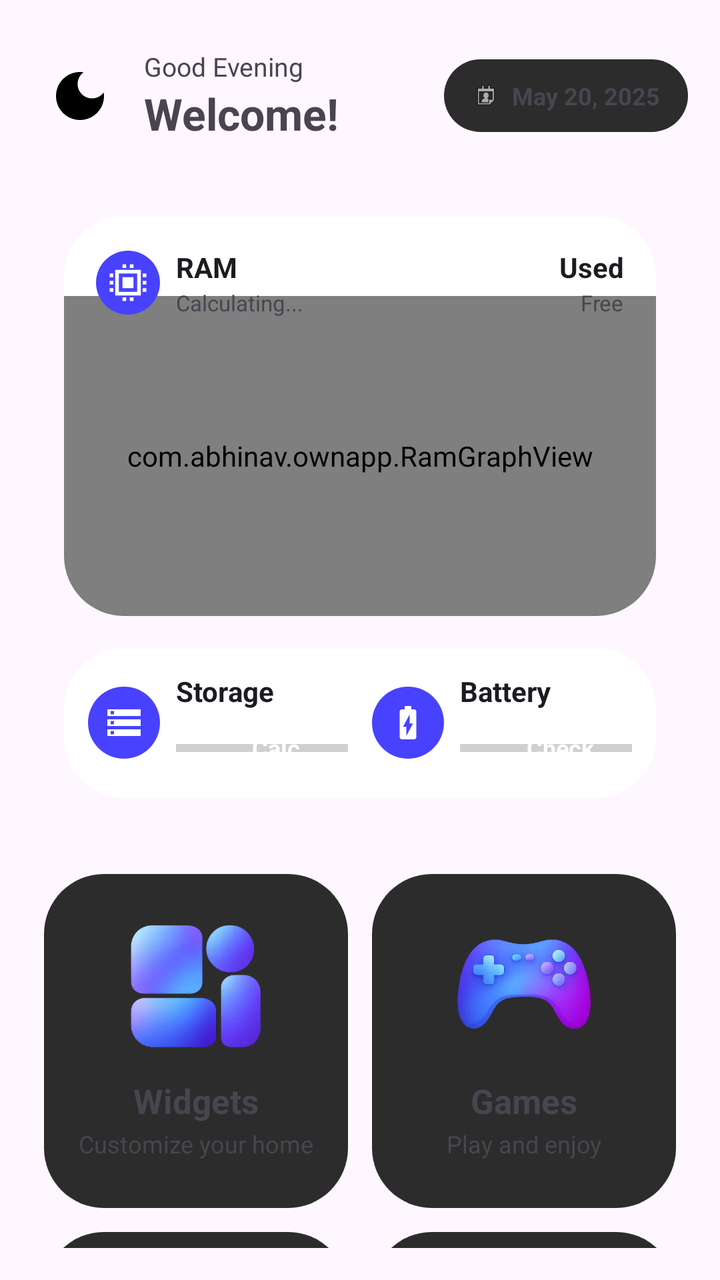
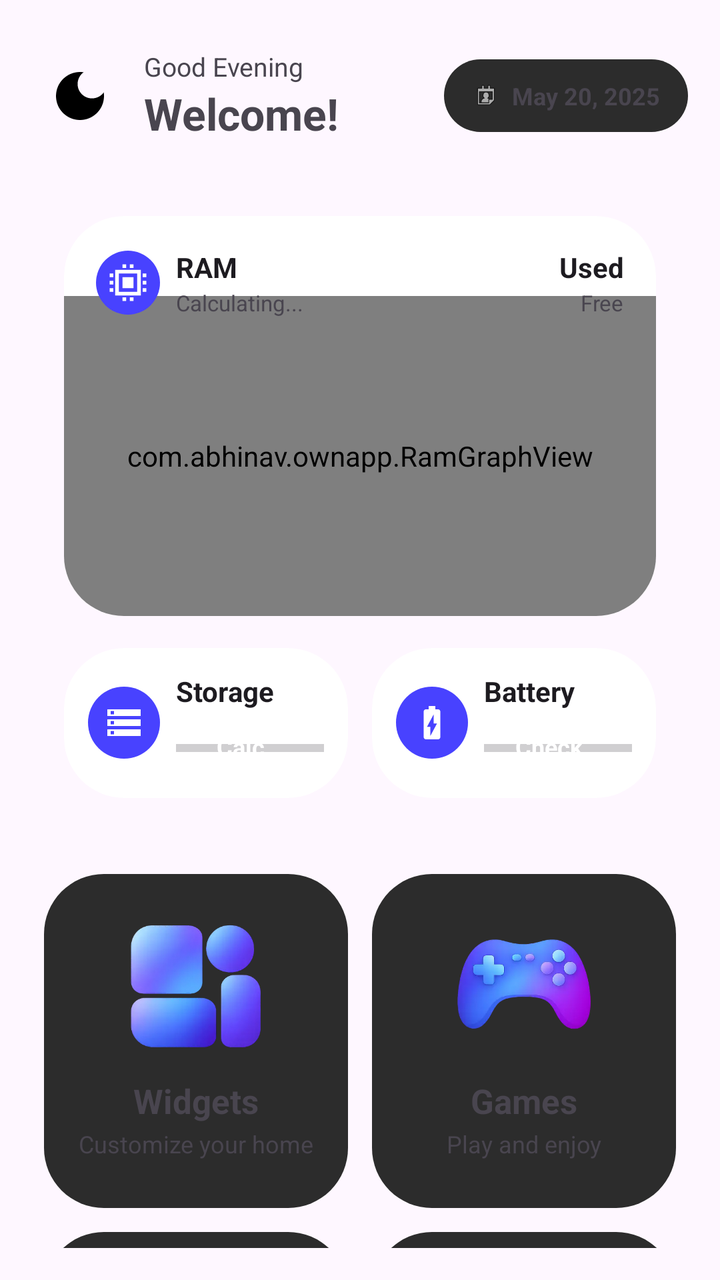

Before-and-after screenshots of an Android layout around one commit, followed by the original layout XML and the change that was made.
<!-- AndroidManifest.xml: application theme Theme.OwnPhotoONWall -->
<!-- res/layout/activity_main.xml -->
<?xml version="1.0" encoding="utf-8"?>
<RelativeLayout xmlns:android="http://schemas.android.com/apk/res/android"
    xmlns:app="http://schemas.android.com/apk/res-auto"
    xmlns:tools="http://schemas.android.com/tools"
    android:id="@+id/main_root"
    android:layout_width="match_parent"
    android:layout_height="match_parent"
    android:padding="16dp"
    android:fitsSystemWindows="true">

    
    <LinearLayout
        android:id="@+id/header_layout"
        android:layout_width="match_parent"
        android:layout_height="wrap_content"
        android:orientation="horizontal"
        android:gravity="center_vertical"
        android:layout_alignParentTop="true"
        android:layout_marginTop="8dp">

        <ImageButton
            android:id="@+id/btn_app_theme_toggle"
            android:layout_width="48dp"
            android:layout_height="48dp"
            android:background="?android:attr/selectableItemBackgroundBorderless"
            android:contentDescription="@string/theme_toggle_desc"
            android:src="@drawable/ic_moon"
            android:scaleType="fitCenter"
            android:padding="8dp"
            tools:ignore="ImageContrastCheck" />

        <LinearLayout
            android:layout_width="0dp"
            android:layout_height="wrap_content"
            android:layout_weight="1"
            android:layout_marginStart="8dp"
            android:layout_marginEnd="8dp"
            android:orientation="vertical">

            
            <TextView
                android:id="@+id/tvGreeting"
                android:layout_width="match_parent"
                android:layout_height="wrap_content"
                android:text="Good Evening"
                android:textSize="13sp"
                android:maxLines="1"
                app:autoSizeTextType="uniform"
                app:autoSizeMinTextSize="10sp"
                app:autoSizeMaxTextSize="13sp" />

            <TextView
                android:id="@+id/tvWelcome"
                android:layout_width="match_parent"
                android:layout_height="wrap_content"
                android:text="Welcome!"
                android:textSize="22sp"
                android:textStyle="bold"
                android:maxLines="1"
                app:autoSizeTextType="uniform"
                app:autoSizeMinTextSize="14sp"
                app:autoSizeMaxTextSize="22sp" />
        </LinearLayout>

        <LinearLayout
            android:id="@+id/date_pill"
            android:layout_width="wrap_content"
            android:layout_height="wrap_content"
            android:background="@drawable/modern_button"
            android:orientation="horizontal"
            android:paddingHorizontal="14dp"
            android:paddingVertical="10dp"
            android:gravity="center_vertical">

            <ImageView
                android:id="@+id/ivCalendar"
                android:layout_width="14dp"
                android:layout_height="14dp"
                android:src="@android:drawable/ic_menu_my_calendar"
                android:layout_marginEnd="6dp" />

            <TextView
                android:id="@+id/tvDate"
                android:layout_width="wrap_content"
                android:layout_height="wrap_content"
                android:text="May 20, 2025"
                android:textSize="12sp"
                android:textStyle="bold"
                android:maxLines="1" />
        </LinearLayout>
    </LinearLayout>

    
    <LinearLayout
        android:id="@+id/dashboard_container"
        android:layout_width="match_parent"
        android:layout_height="wrap_content"
        android:layout_below="@id/header_layout"
        android:layout_marginTop="20dp"
        android:layout_marginBottom="16dp"
        android:gravity="top"
        android:orientation="vertical">

        <include layout="@layout/layout_device_dashboard" />

    </LinearLayout>

    
    <ScrollView
        android:id="@+id/grid_scroll_view"
        android:layout_width="match_parent"
        android:layout_height="match_parent"
        android:layout_below="@id/dashboard_container"
        android:clipToPadding="false"
        android:scrollbars="none"
        android:fillViewport="true">

        <LinearLayout
            android:layout_width="match_parent"
            android:layout_height="wrap_content"
            android:orientation="vertical">

            
            <Space
                android:layout_width="match_parent"
                android:layout_height="0dp"
                android:layout_weight="1" />

            
            <GridLayout
                android:layout_width="match_parent"
                android:layout_height="wrap_content"
                android:columnCount="2"
                android:alignmentMode="alignMargins">

                
                <LinearLayout
                    android:id="@+id/btnPlaceWidget"
                    android:layout_width="0dp"
                    android:layout_height="wrap_content"
                    android:layout_columnWeight="1"
                    android:layout_gravity="fill"
                    android:orientation="vertical"
                    android:background="@drawable/modern_button"
                    android:layout_margin="6dp"
                    android:clickable="true"
                    android:focusable="true"
                    android:paddingTop="16dp"
                    android:paddingBottom="24dp"
                    android:gravity="center">

                    <ImageView
                        android:id="@+id/ivWidgetIcon"
                        android:layout_width="match_parent"
                        android:layout_height="80dp"
                        android:scaleType="fitCenter"
                        android:padding="6dp"
                        android:layout_marginBottom="6dp"
                        android:src="@drawable/icon_main_widgets" />

                    
                    <TextView
                        android:id="@+id/tvWidgetText"
                        android:layout_width="match_parent"
                        android:layout_height="wrap_content"
                        android:text="Widgets"
                        android:textSize="17sp"
                        android:textStyle="bold"
                        android:gravity="center"
                        android:maxLines="1"
                        app:autoSizeTextType="uniform"
                        app:autoSizeMinTextSize="12sp"
                        app:autoSizeMaxTextSize="17sp" />
                    <TextView
                        android:id="@+id/tvWidgetSub"
                        android:layout_width="match_parent"
                        android:layout_height="wrap_content"
                        android:text="Customize your home"
                        android:textSize="12sp"
                        android:gravity="center"
                        android:layout_marginTop="2dp"
                        android:maxLines="2"
                        app:autoSizeTextType="uniform"
                        app:autoSizeMinTextSize="9sp"
                        app:autoSizeMaxTextSize="12sp" />
                </LinearLayout>

                
                <LinearLayout
                    android:id="@+id/btnGames"
                    android:layout_width="0dp"
                    android:layout_height="wrap_content"
                    android:layout_columnWeight="1"
                    android:layout_gravity="fill"
                    android:orientation="vertical"
                    android:background="@drawable/modern_button"
                    android:layout_margin="6dp"
                    android:clickable="true"
                    android:focusable="true"
                    android:paddingTop="16dp"
                    android:paddingBottom="24dp"
                    android:gravity="center"
                    android:transitionName="shared_games_container">

                    <ImageView
                        android:id="@+id/ivGamesIcon"
                        android:layout_width="match_parent"
                        android:layout_height="80dp"
                        android:scaleType="fitCenter"
                        android:padding="6dp"
                        android:layout_marginBottom="6dp"
                        android:src="@drawable/icon_main_games" />

                    
                    <TextView
                        android:id="@+id/tvGamesText"
                        android:layout_width="match_parent"
                        android:layout_height="wrap_content"
                        android:text="Games"
                        android:textSize="17sp"
                        android:textStyle="bold"
                        android:gravity="center"
                        android:maxLines="1"
                        app:autoSizeTextType="uniform"
                        app:autoSizeMinTextSize="12sp"
                        app:autoSizeMaxTextSize="17sp" />
                    <TextView
                        android:id="@+id/tvGamesSub"
                        android:layout_width="match_parent"
                        android:layout_height="wrap_content"
                        android:text="Play and enjoy"
                        android:textSize="12sp"
                        android:gravity="center"
                        android:layout_marginTop="2dp"
                        android:maxLines="2"
                        app:autoSizeTextType="uniform"
                        app:autoSizeMinTextSize="9sp"
                        app:autoSizeMaxTextSize="12sp" />
                </LinearLayout>

                
                <LinearLayout
                    android:id="@+id/btnTools"
                    android:layout_width="0dp"
                    android:layout_height="wrap_content"
                    android:layout_columnWeight="1"
                    android:layout_gravity="fill"
                    android:orientation="vertical"
                    android:background="@drawable/modern_button"
                    android:layout_margin="6dp"
                    android:clickable="true"
                    android:focusable="true"
                    android:paddingTop="16dp"
                    android:paddingBottom="24dp"
                    android:gravity="center">

                    <ImageView
                        android:id="@+id/ivToolsIcon"
                        android:layout_width="match_parent"
                        android:layout_height="80dp"
                        android:scaleType="fitCenter"
                        android:padding="6dp"
                        android:layout_marginBottom="6dp"
                        android:src="@drawable/icon_main_tools" />

                    
                    <TextView
                        android:id="@+id/tvToolsText"
                        android:layout_width="match_parent"
                        android:layout_height="wrap_content"
                        android:text="Tools"
                        android:textSize="17sp"
                        android:textStyle="bold"
                        android:gravity="center"
                        android:maxLines="1"
                        app:autoSizeTextType="uniform"
                        app:autoSizeMinTextSize="12sp"
                        app:autoSizeMaxTextSize="17sp" />
                    <TextView
                        android:id="@+id/tvToolsSub"
                        android:layout_width="match_parent"
                        android:layout_height="wrap_content"
                        android:text="Handy tools for you"
                        android:textSize="12sp"
                        android:gravity="center"
                        android:layout_marginTop="2dp"
                        android:maxLines="2"
                        app:autoSizeTextType="uniform"
                        app:autoSizeMinTextSize="9sp"
                        app:autoSizeMaxTextSize="12sp" />
                </LinearLayout>

                
                <LinearLayout
                    android:id="@+id/btnUtilities"
                    android:layout_width="0dp"
                    android:layout_height="wrap_content"
                    android:layout_columnWeight="1"
                    android:layout_gravity="fill"
                    android:orientation="vertical"
                    android:background="@drawable/modern_button"
                    android:layout_margin="6dp"
                    android:clickable="true"
                    android:focusable="true"
                    android:paddingTop="16dp"
                    android:paddingBottom="24dp"
                    android:gravity="center">

                    <ImageView
                        android:id="@+id/ivUtilitiesIcon"
                        android:layout_width="match_parent"
                        android:layout_height="80dp"
                        android:scaleType="fitCenter"
                        android:padding="6dp"
                        android:layout_marginBottom="6dp"
                        android:src="@drawable/icon_main_utilities" />

                    
                    <TextView
                        android:id="@+id/tvUtilitiesText"
                        android:layout_width="match_parent"
                        android:layout_height="wrap_content"
                        android:text="Utilities"
                        android:textSize="17sp"
                        android:textStyle="bold"
                        android:gravity="center"
                        android:maxLines="1"
                        app:autoSizeTextType="uniform"
                        app:autoSizeMinTextSize="12sp"
                        app:autoSizeMaxTextSize="17sp" />
                    <TextView
                        android:id="@+id/tvUtilitiesSub"
                        android:layout_width="match_parent"
                        android:layout_height="wrap_content"
                        android:text="Essential utilities"
                        android:textSize="12sp"
                        android:gravity="center"
                        android:layout_marginTop="2dp"
                        android:maxLines="2"
                        app:autoSizeTextType="uniform"
                        app:autoSizeMinTextSize="9sp"
                        app:autoSizeMaxTextSize="12sp" />
                </LinearLayout>

            </GridLayout>
        </LinearLayout>
    </ScrollView>
</RelativeLayout>
<!-- res/layout/layout_device_dashboard.xml (included above) -->
<?xml version="1.0" encoding="utf-8"?>
<LinearLayout xmlns:android="http://schemas.android.com/apk/res/android"
    xmlns:tools="http://schemas.android.com/tools"
    xmlns:app="http://schemas.android.com/apk/res-auto"
    android:layout_width="match_parent"
    android:layout_height="wrap_content"
    android:orientation="vertical"
    android:padding="16dp"
    tools:ignore="HardcodedText,ContentDescription">

    
    <RelativeLayout
        android:id="@+id/ramCardBg"
        android:layout_width="match_parent"
        android:layout_height="200dp"
        android:layout_marginBottom="16dp"
        android:background="@drawable/bg_ram_card"
        android:clipToOutline="true">

        <com.abhinav.ownapp.RamGraphView
            android:id="@+id/ramGraphView"
            android:layout_width="match_parent"
            android:layout_height="match_parent"
            android:layout_marginTop="40dp" />

        
        <LinearLayout
            android:id="@+id/ramHeaderLeft"
            android:layout_width="wrap_content"
            android:layout_height="wrap_content"
            android:layout_alignParentStart="true"
            android:layout_alignParentTop="true"
            android:layout_marginStart="16dp"
            android:layout_marginTop="16dp"
            android:orientation="horizontal"
            android:gravity="center_vertical">

            <ImageView
                android:layout_width="32dp"
                android:layout_height="32dp"
                android:background="@drawable/bg_circle_blue"
                android:backgroundTint="#4842FF"
                android:src="@drawable/ic_ram"
                android:padding="5dp"
                android:layout_marginEnd="8dp" />

            <LinearLayout
                android:layout_width="wrap_content"
                android:layout_height="wrap_content"
                android:orientation="vertical"
                android:gravity="center_vertical">

                <TextView
                    android:layout_width="wrap_content"
                    android:layout_height="wrap_content"
                    android:text="RAM"
                    android:textSize="14sp"
                    android:textStyle="bold"
                    android:textColor="?android:attr/textColorPrimary" />

                <TextView
                    android:id="@+id/tvRamTotal"
                    android:layout_width="wrap_content"
                    android:layout_height="wrap_content"
                    android:text="Calculating..."
                    android:textSize="11sp"
                    android:layout_marginTop="1dp"
                    android:singleLine="true"
                    android:textColor="?android:attr/textColorSecondary" />
            </LinearLayout>
        </LinearLayout>

        
        <LinearLayout
            android:layout_width="wrap_content"
            android:layout_height="wrap_content"
            android:layout_alignParentEnd="true"
            android:layout_alignTop="@id/ramHeaderLeft"
            android:layout_alignBottom="@id/ramHeaderLeft"
            android:layout_marginEnd="16dp"
            android:orientation="vertical"
            android:gravity="center_vertical|end">

            <TextView
                android:id="@+id/tvRamUsed"
                android:layout_width="wrap_content"
                android:layout_height="wrap_content"
                android:text="Used"
                android:textSize="14sp"
                android:textStyle="bold"
                android:textColor="?android:attr/textColorPrimary" />

            <TextView
                android:id="@+id/tvRamFree"
                android:layout_width="wrap_content"
                android:layout_height="wrap_content"
                android:text="Free"
                android:textSize="11sp"
                android:layout_marginTop="1dp"
                android:singleLine="true"
                android:textColor="?android:attr/textColorSecondary" />
        </LinearLayout>
    </RelativeLayout>

    
    <LinearLayout
        android:id="@+id/storageBatteryCardBg"
        android:layout_width="match_parent"
        android:layout_height="wrap_content"
        android:orientation="horizontal"
        android:baselineAligned="false"
        android:padding="12dp"
        android:background="@drawable/bg_storage_card"
        android:clipToOutline="true"
        android:weightSum="2">

        
        <LinearLayout
            android:layout_width="0dp"
            android:layout_height="wrap_content"
            android:layout_weight="1"
            android:orientation="horizontal"
            android:gravity="center_vertical"
            android:layout_marginEnd="6dp">

            <ImageView
                android:layout_width="36dp"
                android:layout_height="36dp"
                android:background="@drawable/bg_circle_blue"
                android:backgroundTint="#4842FF"
                android:src="@drawable/ic_storage"
                android:padding="8dp"
                android:layout_marginEnd="8dp" />

            <LinearLayout
                android:layout_width="match_parent"
                android:layout_height="wrap_content"
                android:orientation="vertical">

                <TextView
                    android:id="@+id/tvStorageTitle"
                    android:layout_width="wrap_content"
                    android:layout_height="wrap_content"
                    android:text="Storage"
                    android:textStyle="bold"
                    android:textSize="14sp"
                    android:maxLines="1"
                    android:ellipsize="end"
                    android:textColor="?android:attr/textColorPrimary" />

                
                <FrameLayout
                    android:layout_width="110dp"
                    android:layout_height="26dp"
                    android:layout_marginTop="6dp">

                    <ProgressBar
                        android:id="@+id/pbStorage"
                        style="?android:attr/progressBarStyleHorizontal"
                        android:layout_width="match_parent"
                        android:layout_height="match_parent" />

                    <TextView
                        android:id="@+id/tvStorageValue"
                        android:layout_width="match_parent"
                        android:layout_height="match_parent"
                        android:gravity="center"
                        android:text="Calc..."
                        android:textSize="12sp"
                        android:textStyle="bold"
                        android:textColor="#FFFFFF"
                        app:autoSizeTextType="uniform"
                        app:autoSizeMinTextSize="8sp"
                        app:autoSizeMaxTextSize="12sp" />
                </FrameLayout>
            </LinearLayout>
        </LinearLayout>

        
        <LinearLayout
            android:layout_width="0dp"
            android:layout_height="wrap_content"
            android:layout_weight="1"
            android:orientation="horizontal"
            android:gravity="center_vertical"
            android:layout_marginStart="6dp">

            <ImageView
                android:layout_width="36dp"
                android:layout_height="36dp"
                android:background="@drawable/bg_circle_blue"
                android:backgroundTint="#4842FF"
                android:src="@drawable/ic_battery"
                android:padding="8dp"
                android:layout_marginEnd="8dp" />

            <LinearLayout
                android:layout_width="match_parent"
                android:layout_height="wrap_content"
                android:orientation="vertical">

                <TextView
                    android:id="@+id/tvBatteryTitle"
                    android:layout_width="wrap_content"
                    android:layout_height="wrap_content"
                    android:text="Battery"
                    android:textStyle="bold"
                    android:textSize="14sp"
                    android:maxLines="1"
                    android:ellipsize="end"
                    android:textColor="?android:attr/textColorPrimary" />

                
                <FrameLayout
                    android:layout_width="110dp"
                    android:layout_height="26dp"
                    android:layout_marginTop="6dp">

                    <ProgressBar
                        android:id="@+id/pbBattery"
                        style="?android:attr/progressBarStyleHorizontal"
                        android:layout_width="match_parent"
                        android:layout_height="match_parent"
                        android:max="100"/>

                    <TextView
                        android:id="@+id/tvBatteryValue"
                        android:layout_width="match_parent"
                        android:layout_height="match_parent"
                        android:gravity="center"
                        android:text="Check..."
                        android:textSize="12sp"
                        android:textStyle="bold"
                        android:textColor="#FFFFFF"
                        app:autoSizeTextType="uniform"
                        app:autoSizeMinTextSize="8sp"
                        app:autoSizeMaxTextSize="12sp" />
                </FrameLayout>
            </LinearLayout>
        </LinearLayout>

    </LinearLayout>
</LinearLayout>
<!-- resources referenced by this layout -->
<resources>
  <!-- drawable bg_circle_blue (drawable) -->
  <?xml version="1.0" encoding="utf-8"?>
  <shape xmlns:android="http://schemas.android.com/apk/res/android" android:shape="oval">
      <solid android:color="#20749C" /> 
  </shape>
  <!-- drawable bg_ram_card (drawable) -->
  <?xml version="1.0" encoding="utf-8"?>
  <shape xmlns:android="http://schemas.android.com/apk/res/android">
      <corners android:radius="30dp" />
      <solid android:color="#FFFFFF" /> 
  </shape>
  <!-- drawable bg_storage_card (drawable) -->
  <?xml version="1.0" encoding="utf-8"?>
  <shape xmlns:android="http://schemas.android.com/apk/res/android">
      <corners android:radius="30dp" />
      <solid android:color="#FFFFFF" />
  </shape>
  <!-- drawable ic_battery (drawable) -->
  <vector xmlns:android="http://schemas.android.com/apk/res/android"
      android:width="24dp" android:height="24dp"
      android:viewportWidth="24" android:viewportHeight="24"
      android:tint="#FFFFFF">
      <path android:fillColor="@android:color/white"
          android:pathData="M15.67,4H14V2h-4v2H8.33C7.6,4 7,4.6 7,5.33v15.33C7,21.4 7.6,22 8.33,22h7.33c0.74,0 1.34,-0.6 1.34,-1.33V5.33C17,4.6 16.4,4 15.67,4zM13,12.5h2L11,20v-5.5H9L13,7V12.5z"/>
  </vector>
  <!-- drawable ic_moon (drawable) -->
  <vector xmlns:android="http://schemas.android.com/apk/res/android" android:height="24dp" android:tint="#000000" android:viewportHeight="24" android:viewportWidth="24" android:width="24dp">
        
      <path android:fillColor="@android:color/white" android:pathData="M12,3c-4.97,0 -9,4.03 -9,9s4.03,9 9,9s9,-4.03 9,-9c0,-0.46 -0.04,-0.92 -0.1,-1.36c-0.98,1.37 -2.58,2.26 -4.4,2.26c-2.98,0 -5.4,-2.42 -5.4,-5.4c0,-1.81 0.89,-3.42 2.26,-4.4C12.92,3.04 12.46,3 12,3L12,3z"/>
      
  </vector>
  <!-- drawable ic_ram (drawable) -->
  <?xml version="1.0" encoding="utf-8"?>
  <vector xmlns:android="http://schemas.android.com/apk/res/android"
      android:width="24dp"
      android:height="24dp"
      android:viewportWidth="24"
      android:viewportHeight="24"
      android:tint="#FFFFFF">
      <path
          android:fillColor="@android:color/white"
          android:pathData="M9,9h6v6h-6z M5,5h14v14h-14z M7,7v10h10v-10z M2,7h2v2h-2z M2,11h2v2h-2z M2,15h2v2h-2z M20,7h2v2h-2z M20,11h2v2h-2z M20,15h2v2h-2z M9,2h2v2h-2z M13,2h2v2h-2z M9,20h2v2h-2z M13,20h2v2h-2z" />
  </vector>
  <!-- drawable ic_storage (drawable) -->
  <vector xmlns:android="http://schemas.android.com/apk/res/android"
      android:width="24dp" android:height="24dp"
      android:viewportWidth="24" android:viewportHeight="24"
      android:tint="#FFFFFF">
      <path android:fillColor="@android:color/white"
          android:pathData="M2,20h20v-4H2V20zM4,17h2v2H4V17zM2,4v4h20V4H2zM6,7H4V5h2V7zM2,14h20v-4H2V14zM4,11h2v2H4V11z"/>
  </vector>
  <!-- drawable icon_main_games: webp bitmap (drawable, 23768 bytes) -->
  <!-- drawable icon_main_tools: webp bitmap (drawable, 9990 bytes) -->
  <!-- drawable icon_main_utilities: webp bitmap (drawable, 25370 bytes) -->
  <!-- drawable icon_main_widgets: webp bitmap (drawable, 28342 bytes) -->
  <!-- drawable modern_button (drawable) -->
  <?xml version="1.0" encoding="utf-8"?>
  <shape xmlns:android="http://schemas.android.com/apk/res/android" android:shape="rectangle">
      <corners android:radius="30dp" /> <solid android:color="#2C2C2C" /> <padding android:left="16dp" android:right="16dp" android:top="12dp" android:bottom="12dp" />
  </shape>
  <string name="theme_toggle_desc">Toggle Dark/Light Mode</string>
  <style name="Theme.OwnPhotoONWall" parent="Base.Theme.OwnPhotoONWall" />
  <style name="Base.Theme.OwnPhotoONWall" parent="Theme.Material3.DayNight.NoActionBar">
          <item name="android:windowActivityTransitions">true</item>
          <item name="android:windowContentTransitions">true</item>
      </style>
</resources>

<!-- the commit's change to res/layout/activity_main.xml (unified diff, before → after) -->
@@ -113,6 +113,7 @@
         android:layout_below="@id/dashboard_container"
         android:clipToPadding="false"
         android:scrollbars="none"
+        android:paddingBottom="34dp"
         android:fillViewport="true">
 
         <LinearLayout
@@ -453,23 +454,23 @@
 
     
     <LinearLayout
-        android:id="@+id/storageBatteryCardBg"
         android:layout_width="match_parent"
         android:layout_height="wrap_content"
         android:orientation="horizontal"
         android:baselineAligned="false"
-        android:padding="12dp"
-        android:background="@drawable/bg_storage_card"
-        android:clipToOutline="true"
         android:weightSum="2">
 
         
         <LinearLayout
+            android:id="@+id/storageCardBg"
             android:layout_width="0dp"
             android:layout_height="wrap_content"
             android:layout_weight="1"
             android:orientation="horizontal"
             android:gravity="center_vertical"
+            android:padding="12dp"
+            android:background="@drawable/bg_storage_card"
+            android:clipToOutline="true"
             android:layout_marginEnd="6dp">
 
             <ImageView
@@ -482,7 +483,7 @@
                 android:layout_marginEnd="8dp" />
 
             <LinearLayout
-                android:layout_width="match_parent"
+                android:layout_width="80dp"
                 android:layout_height="wrap_content"
                 android:orientation="vertical">
 
@@ -490,16 +491,15 @@
                     android:id="@+id/tvStorageTitle"
                     android:layout_width="wrap_content"
                     android:layout_height="wrap_content"
+                    android:ellipsize="end"
+                    android:maxLines="1"
                     android:text="Storage"
-                    android:textStyle="bold"
+                    android:textColor="?android:attr/textColorPrimary"
                     android:textSize="14sp"
-                    android:maxLines="1"
-                    android:ellipsize="end"
-                    android:textColor="?android:attr/textColorPrimary" />
-
-                
+                    android:textStyle="bold" />
+
                 <FrameLayout
-                    android:layout_width="110dp"
+                    android:layout_width="75dp"
                     android:layout_height="26dp"
                     android:layout_marginTop="6dp">
 
@@ -514,24 +514,29 @@
                         android:layout_width="match_parent"
                         android:layout_height="match_parent"
                         android:gravity="center"
+                        android:includeFontPadding="false"
                         android:text="Calc..."
+                        android:textColor="#FFFFFF"
                         android:textSize="12sp"
                         android:textStyle="bold"
-                        android:textColor="#FFFFFF"
-                        app:autoSizeTextType="uniform"
+                        app:autoSizeMaxTextSize="12sp"
                         app:autoSizeMinTextSize="8sp"
-                        app:autoSizeMaxTextSize="12sp" />
+                        app:autoSizeTextType="uniform" />
                 </FrameLayout>
             </LinearLayout>
         </LinearLayout>
 
         
         <LinearLayout
+            android:id="@+id/batteryCardBg"
             android:layout_width="0dp"
             android:layout_height="wrap_content"
             android:layout_weight="1"
             android:orientation="horizontal"
             android:gravity="center_vertical"
+            android:padding="12dp"
+            android:background="@drawable/bg_storage_card"
+            android:clipToOutline="true"
             android:layout_marginStart="6dp">
 
             <ImageView
@@ -559,9 +564,8 @@
                     android:ellipsize="end"
                     android:textColor="?android:attr/textColorPrimary" />
 
-                
                 <FrameLayout
-                    android:layout_width="110dp"
+                    android:layout_width="75dp"
                     android:layout_height="26dp"
                     android:layout_marginTop="6dp">
 
@@ -577,6 +581,7 @@
                         android:layout_width="match_parent"
                         android:layout_height="match_parent"
                         android:gravity="center"
+                        android:includeFontPadding="false"
                         android:text="Check..."
                         android:textSize="12sp"
                         android:textStyle="bold"
